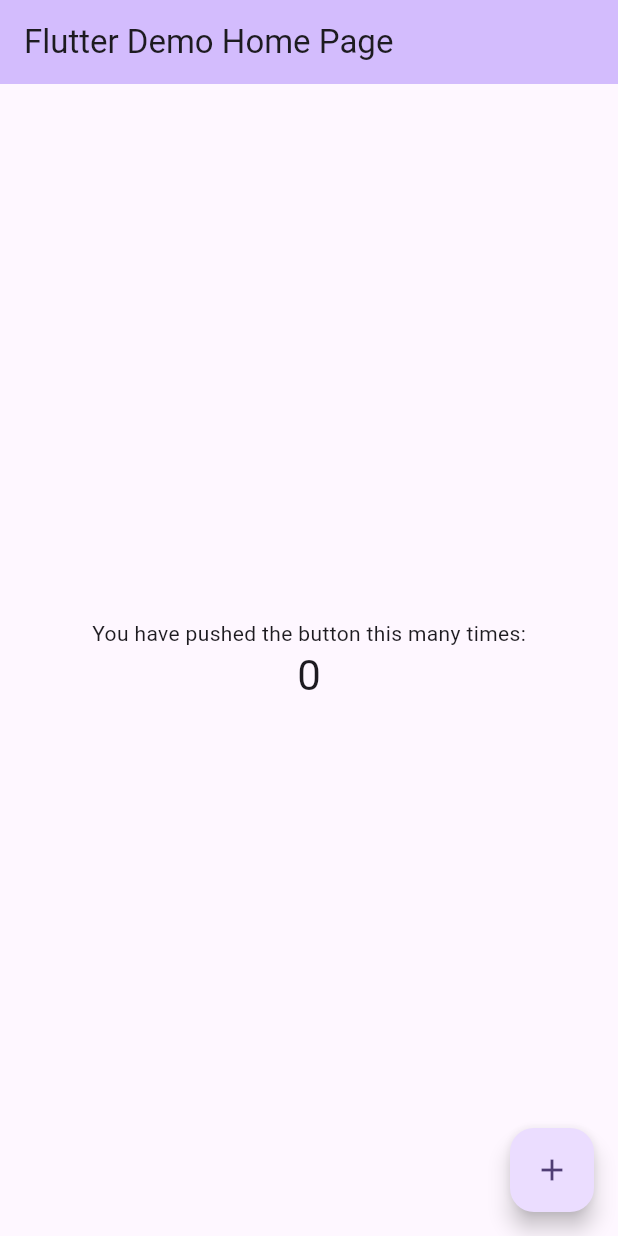
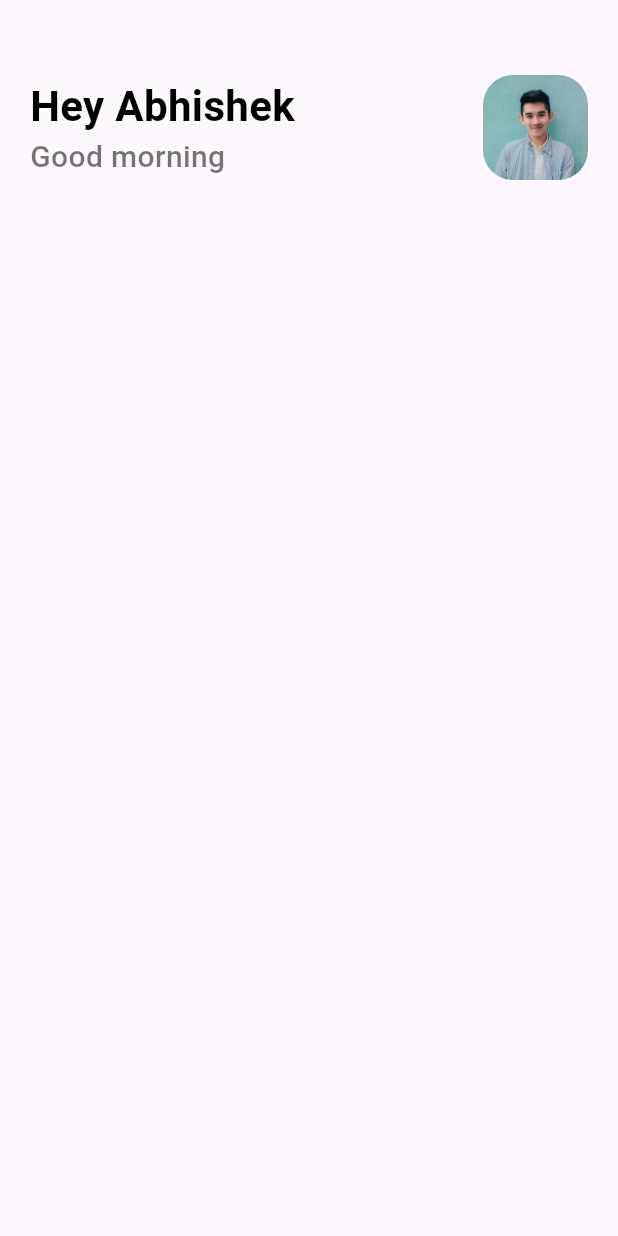
Before and after one commit to Abhismart786/FlutterProject, a Flutter app: the screen it shows after launch, on a phone screen of 412 x 824 dp. Run offline on Flutter 3.47's test engine with Material 3 defaults, Android fonts, the phone set to English and light mode, and no system bars.

Commit message:
second commit

```diff
--- a/analysis_options.yaml
+++ b/analysis_options.yaml
@@ -21,7 +21,11 @@ linter:
   # `// ignore_for_file: name_of_lint` syntax on the line or in the file
   # producing the lint.
   rules:
-    # avoid_print: false  # Uncomment to disable the `avoid_print` rule
+      prefer_const_constructors: false
+      prefer_const_literals_to_create_immutable: false
+      avoid_print: true  # Enable the avoid_print rule
+      prefer_single_quotes: true
+      # avoid_print: false  # Uncomment to disable the `avoid_print` rule
     # prefer_single_quotes: true  # Uncomment to enable the `prefer_single_quotes` rule
 
 # Additional information about this file can be found at
--- /dev/null
+++ b/lib/Pages/home.dart
@@ -0,0 +1,54 @@
+import 'package:flutter/material.dart';
+import 'package:shopping_app/widget/support_widget.dart'; // Correct import statement
+
+class Home extends StatefulWidget {
+  const Home({super.key});
+
+  @override
+  State<Home> createState() => _HomeState();
+}
+
+class _HomeState extends State<Home> {
+  @override
+  Widget build(BuildContext context) {
+    return Scaffold(
+      body: Container(
+        margin: const EdgeInsets.only(top: 50.0, left: 20.0, right: 20.0),
+        child: Column(
+          crossAxisAlignment: CrossAxisAlignment.start,
+          children: [
+            Row(
+              mainAxisAlignment: MainAxisAlignment.spaceBetween,
+              children: [
+                Column(
+                  crossAxisAlignment: CrossAxisAlignment.start,
+                  children: [
+                Text(
+                  "Hey Abhishek",
+                  style: AppWidget.boldTextFieldStyle(), // This now works as long as the class is defined correctly
+                ),
+                    Text(
+                      "Good morning",
+                      style: AppWidget.lightTextFeildStyle(), // Ensure this method exists in support_widget.dart
+                    ),
+        ],
+                ),
+                ClipRRect(
+                  borderRadius: BorderRadius.circular(20),
+                  child: Image.asset(
+                    "images/boy.jpg", // Ensure this image exists in your assets folder
+                    height: 70,
+                    width: 70,
+                    fit: BoxFit.cover,
+                  ),
+                ),
+              ],
+            ),
+            SizedBox(height: 10), // Adds some space between the texts
+
+          ],
+        ),
+      ),
+    );
+  }
+}
--- a/lib/main.dart
+++ b/lib/main.dart
@@ -1,5 +1,6 @@
 import 'package:flutter/material.dart';
-
+import 'Pages/onboarding.dart'; // Import the Onboarding widget
+import 'pages/home.dart';
 void main() {
   runApp(const MyApp());
 }
@@ -7,119 +8,16 @@ void main() {
 class MyApp extends StatelessWidget {
   const MyApp({super.key});
 
-  // This widget is the root of your application.
   @override
   Widget build(BuildContext context) {
     return MaterialApp(
       title: 'Flutter Demo',
+      debugShowCheckedModeBanner: false,
       theme: ThemeData(
-        // This is the theme of your application.
-        //
-        // TRY THIS: Try running your application with "flutter run". You'll see
-        // the application has a purple toolbar. Then, without quitting the app,
-        // try changing the seedColor in the colorScheme below to Colors.green
-        // and then invoke "hot reload" (save your changes or press the "hot
-        // reload" button in a Flutter-supported IDE, or press "r" if you used
-        // the command line to start the app).
-        //
-        // Notice that the counter didn't reset back to zero; the application
-        // state is not lost during the reload. To reset the state, use hot
-        // restart instead.
-        //
-        // This works for code too, not just values: Most code changes can be
-        // tested with just a hot reload.
         colorScheme: ColorScheme.fromSeed(seedColor: Colors.deepPurple),
         useMaterial3: true,
       ),
-      home: const MyHomePage(title: 'Flutter Demo Home Page'),
+      home: Home(), // Now it uses the Onboarding widget
     );
   }
 }
-
-class MyHomePage extends StatefulWidget {
-  const MyHomePage({super.key, required this.title});
-
-  // This widget is the home page of your application. It is stateful, meaning
-  // that it has a State object (defined below) that contains fields that affect
-  // how it looks.
-
-  // This class is the configuration for the state. It holds the values (in this
-  // case the title) provided by the parent (in this case the App widget) and
-  // used by the build method of the State. Fields in a Widget subclass are
-  // always marked "final".
-
-  final String title;
-
-  @override
-  State<MyHomePage> createState() => _MyHomePageState();
-}
-
-class _MyHomePageState extends State<MyHomePage> {
-  int _counter = 0;
-
-  void _incrementCounter() {
-    setState(() {
-      // This call to setState tells the Flutter framework that something has
-      // changed in this State, which causes it to rerun the build method below
-      // so that the display can reflect the updated values. If we changed
-      // _counter without calling setState(), then the build method would not be
-      // called again, and so nothing would appear to happen.
-      _counter++;
-    });
-  }
-
-  @override
-  Widget build(BuildContext context) {
-    // This method is rerun every time setState is called, for instance as done
-    // by the _incrementCounter method above.
-    //
-    // The Flutter framework has been optimized to make rerunning build methods
-    // fast, so that you can just rebuild anything that needs updating rather
-    // than having to individually change instances of widgets.
-    return Scaffold(
-      appBar: AppBar(
-        // TRY THIS: Try changing the color here to a specific color (to
-        // Colors.amber, perhaps?) and trigger a hot reload to see the AppBar
-        // change color while the other colors stay the same.
-        backgroundColor: Theme.of(context).colorScheme.inversePrimary,
-        // Here we take the value from the MyHomePage object that was created by
-        // the App.build method, and use it to set our appbar title.
-        title: Text(widget.title),
-      ),
-      body: Center(
-        // Center is a layout widget. It takes a single child and positions it
-        // in the middle of the parent.
-        child: Column(
-          // Column is also a layout widget. It takes a list of children and
-          // arranges them vertically. By default, it sizes itself to fit its
-          // children horizontally, and tries to be as tall as its parent.
-          //
-          // Column has various properties to control how it sizes itself and
-          // how it positions its children. Here we use mainAxisAlignment to
-          // center the children vertically; the main axis here is the vertical
-          // axis because Columns are vertical (the cross axis would be
-          // horizontal).
-          //
-          // TRY THIS: Invoke "debug painting" (choose the "Toggle Debug Paint"
-          // action in the IDE, or press "p" in the console), to see the
-          // wireframe for each widget.
-          mainAxisAlignment: MainAxisAlignment.center,
-          children: <Widget>[
-            const Text(
-              'You have pushed the button this many times:',
-            ),
-            Text(
-              '$_counter',
-              style: Theme.of(context).textTheme.headlineMedium,
-            ),
-          ],
-        ),
-      ),
-      floatingActionButton: FloatingActionButton(
-        onPressed: _incrementCounter,
-        tooltip: 'Increment',
-        child: const Icon(Icons.add),
-      ), // This trailing comma makes auto-formatting nicer for build methods.
-    );
-  }
-}
--- /dev/null
+++ b/lib/widget/support_widget.dart
@@ -0,0 +1,16 @@
+import 'package:flutter/material.dart';
+
+class AppWidget{
+  static TextStyle boldTextFieldStyle()
+  {
+    return  TextStyle
+      (color: Colors.black,
+        fontSize: 28,
+        fontWeight: FontWeight.bold);
+  }
+  static TextStyle lightTextFeildStyle()
+  {
+    return TextStyle(color:Colors.black54,fontSize: 20,fontWeight: FontWeight.w500);
+
+  }
+}
--- a/pubspec.yaml
+++ b/pubspec.yaml
@@ -59,8 +59,8 @@ flutter:
   uses-material-design: true
 
   # To add assets to your application, add an assets section, like this:
-  # assets:
-  #   - images/a_dot_burr.jpeg
+  assets:
+    - images/
   #   - images/a_dot_ham.jpeg
 
   # An image asset can refer to one or more resolution-specific "variants", see
```
Also changed, not shown: lib/Pages/onboarding.dart (+44 -1 lines), images/boy.jpg (added), images/headphone.PNG (added).
